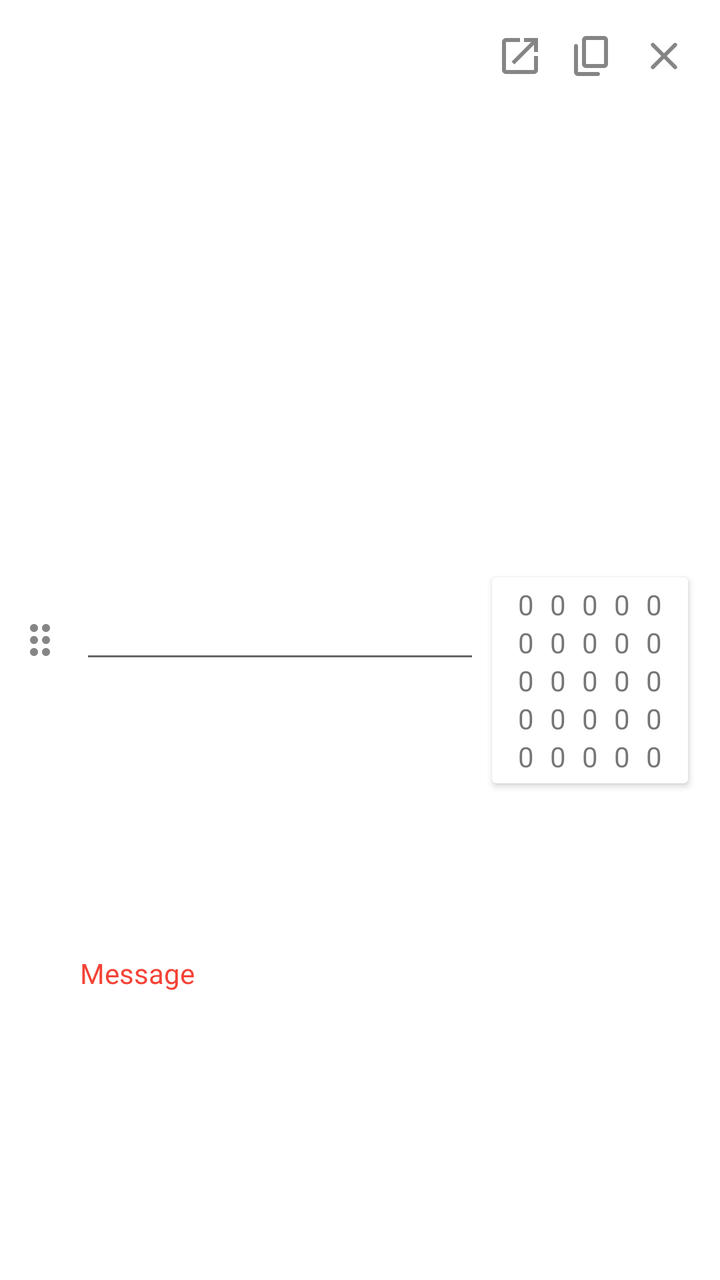
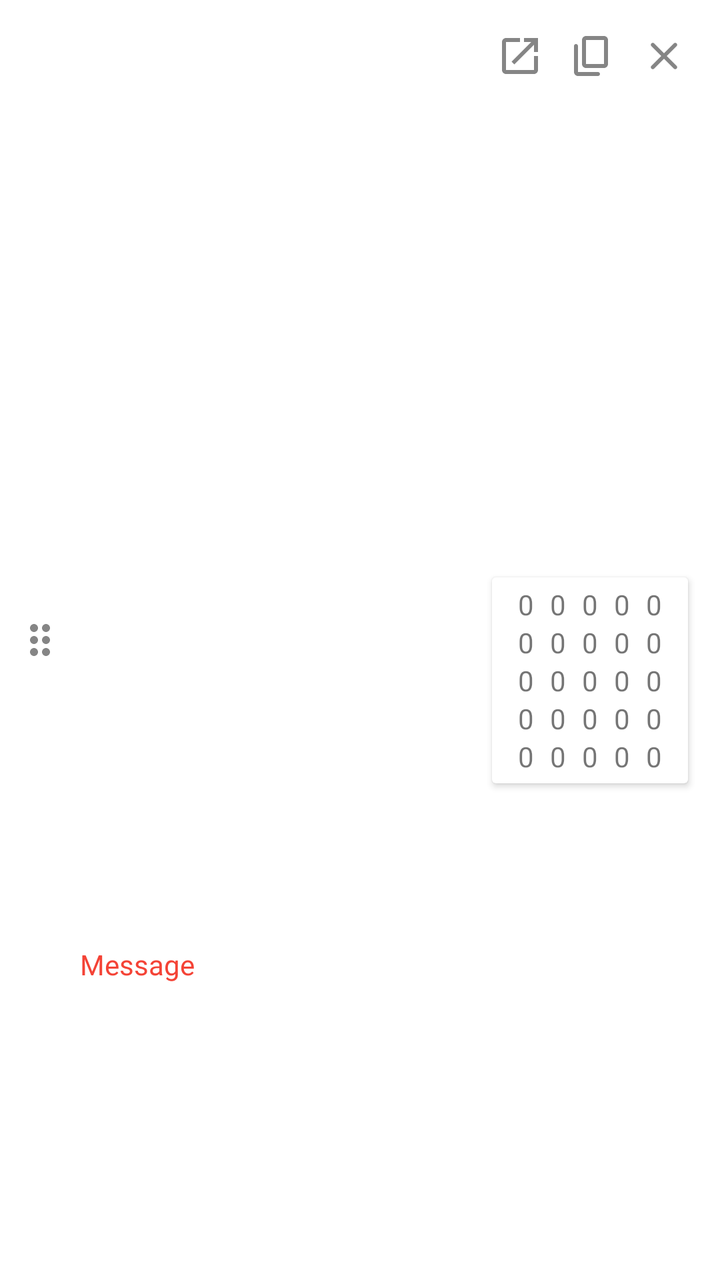

The first picture is an Android layout as it rendered before a commit; the second is the same layout after the commit. The layout source and the unified diff follow.
<!-- AndroidManifest.xml: application theme Theme.Matscape -->
<!-- res/layout/item_result_card.xml -->
<?xml version="1.0" encoding="utf-8"?>
<androidx.constraintlayout.widget.ConstraintLayout xmlns:android="http://schemas.android.com/apk/res/android"
    xmlns:app="http://schemas.android.com/apk/res-auto"
    xmlns:tools="http://schemas.android.com/tools"
    android:layout_width="match_parent"
    android:layout_height="wrap_content"
    android:background="@color/white"
    android:minHeight="60dp"
    android:id="@+id/ResultCardCL">


    <ImageView
        android:id="@+id/resultCardDragButton"
        android:layout_width="wrap_content"
        android:layout_height="0px"
        android:layout_marginStart="8dp"
        android:layout_marginTop="8dp"
        android:layout_marginBottom="8dp"
        android:contentDescription="@string/desc_drag_result"
        android:src="@drawable/ic_result_card_drag"
        app:layout_constraintBottom_toBottomOf="parent"
        app:layout_constraintStart_toStartOf="parent"
        app:layout_constraintTop_toTopOf="parent" />


    <EditText
        android:id="@+id/ExpressionField"
        android:layout_width="0dp"
        android:layout_height="wrap_content"
        android:layout_marginStart="8dp"
        android:layout_marginEnd="8dp"
        app:layout_constraintBottom_toBottomOf="@+id/resultCardDragButton"
        app:layout_constraintEnd_toStartOf="@+id/AddResultMatrixButton"
        app:layout_constraintHorizontal_bias="0.0"
        app:layout_constraintStart_toEndOf="@+id/resultCardDragButton"
        app:layout_constraintTop_toTopOf="parent"
        android:inputType="text"
        tools:ignore="LabelFor"
        android:importantForAutofill="no" />

    <TextView
        android:id="@+id/ResultCardMessage"
        android:layout_width="wrap_content"
        android:layout_height="wrap_content"
        android:text="@string/placeholder_result_msg"
        android:textColor="#F44336"
        android:layout_marginBottom="4dp"
        app:layout_constraintBottom_toBottomOf="parent"
        app:layout_constraintStart_toStartOf="@+id/ExpressionField"
        app:layout_constraintTop_toBottomOf="@+id/ExpressionField" />

    <ImageView
        android:id="@+id/DeleteResultButton"
        android:layout_width="wrap_content"
        android:layout_height="wrap_content"
        android:layout_marginTop="16dp"
        android:layout_marginEnd="16dp"
        android:background="?attr/selectableItemBackgroundBorderless"
        android:clickable="true"
        android:contentDescription="@string/desc_delete_result"
        android:focusable="true"
        android:src="@drawable/ic_result_card_delete"
        app:layout_constraintEnd_toEndOf="parent"
        app:layout_constraintTop_toTopOf="parent"
        tools:ignore="TouchTargetSizeCheck" />

    <androidx.cardview.widget.CardView
        android:id="@+id/cardView2"
        android:layout_width="wrap_content"
        android:layout_height="wrap_content"
        android:layout_marginTop="16dp"
        android:layout_marginBottom="16dp"
        android:layout_marginEnd="16dp"
        android:clickable="true"
        android:focusable="true"
        app:layout_constraintBottom_toBottomOf="parent"
        app:layout_constraintEnd_toEndOf="parent"
        app:layout_constraintTop_toBottomOf="@+id/DeleteResultButton">

        <androidx.constraintlayout.widget.ConstraintLayout
            android:layout_width="match_parent"
            android:layout_height="match_parent"
            android:padding="4dp">

            <androidx.constraintlayout.widget.Guideline
                android:id="@+id/guideline3"
                android:layout_width="wrap_content"
                android:layout_height="wrap_content"
                android:orientation="vertical"
                app:layout_constraintGuide_begin="5dp" />

            <LinearLayout
                android:id="@+id/linearLayout6"
                android:layout_width="wrap_content"
                android:layout_height="wrap_content"
                android:gravity="center"
                android:orientation="vertical"
                app:layout_constraintBottom_toBottomOf="parent"
                app:layout_constraintEnd_toStartOf="@+id/linearLayout7"
                app:layout_constraintHorizontal_bias="0.5"
                app:layout_constraintStart_toStartOf="@+id/guideline3"
                app:layout_constraintTop_toTopOf="parent">

                <TextView
                    style="@style/MatrixCardsMatrixText"
                    android:text="@string/placeholder_matrix_text" />

                <TextView
                    style="@style/MatrixCardsMatrixText"
                    android:text="@string/placeholder_matrix_text" />

                <TextView
                    style="@style/MatrixCardsMatrixText"
                    android:text="@string/placeholder_matrix_text" />

                <TextView
                    style="@style/MatrixCardsMatrixText"
                    android:text="@string/placeholder_matrix_text" />

                <TextView
                    style="@style/MatrixCardsMatrixText"
                    android:text="@string/placeholder_matrix_text" />

            </LinearLayout>

            <LinearLayout
                android:id="@+id/linearLayout7"
                android:layout_width="wrap_content"
                android:layout_height="wrap_content"
                android:gravity="center"
                android:orientation="vertical"
                app:layout_constraintBottom_toBottomOf="parent"
                app:layout_constraintEnd_toStartOf="@+id/linearLayout8"
                app:layout_constraintHorizontal_bias="0.5"
                app:layout_constraintStart_toEndOf="@+id/linearLayout6"
                app:layout_constraintTop_toTopOf="parent">

                <TextView
                    style="@style/MatrixCardsMatrixText"
                    android:text="@string/placeholder_matrix_text" />

                <TextView
                    style="@style/MatrixCardsMatrixText"
                    android:text="@string/placeholder_matrix_text" />

                <TextView
                    style="@style/MatrixCardsMatrixText"
                    android:text="@string/placeholder_matrix_text" />

                <TextView
                    style="@style/MatrixCardsMatrixText"
                    android:text="@string/placeholder_matrix_text" />

                <TextView
                    style="@style/MatrixCardsMatrixText"
                    android:text="@string/placeholder_matrix_text" />

            </LinearLayout>

            <LinearLayout
                android:id="@+id/linearLayout8"
                android:layout_width="wrap_content"
                android:layout_height="wrap_content"
                android:gravity="center"
                android:orientation="vertical"
                app:layout_constraintBottom_toBottomOf="parent"
                app:layout_constraintEnd_toStartOf="@+id/linearLayout9"
                app:layout_constraintHorizontal_bias="0.5"
                app:layout_constraintStart_toEndOf="@+id/linearLayout7"
                app:layout_constraintTop_toTopOf="parent">

                <TextView
                    style="@style/MatrixCardsMatrixText"
                    android:text="@string/placeholder_matrix_text" />

                <TextView
                    style="@style/MatrixCardsMatrixText"
                    android:text="@string/placeholder_matrix_text" />

                <TextView
                    style="@style/MatrixCardsMatrixText"
                    android:text="@string/placeholder_matrix_text" />

                <TextView
                    style="@style/MatrixCardsMatrixText"
                    android:text="@string/placeholder_matrix_text" />

                <TextView
                    style="@style/MatrixCardsMatrixText"
                    android:text="@string/placeholder_matrix_text" />

            </LinearLayout>

            <LinearLayout
                android:id="@+id/linearLayout9"
                android:layout_width="wrap_content"
                android:layout_height="wrap_content"
                android:gravity="center"
                android:orientation="vertical"
                app:layout_constraintBottom_toBottomOf="parent"
                app:layout_constraintEnd_toStartOf="@+id/linearLayout10"
                app:layout_constraintHorizontal_bias="0.5"
                app:layout_constraintStart_toEndOf="@+id/linearLayout8"
                app:layout_constraintTop_toTopOf="parent">

                <TextView
                    style="@style/MatrixCardsMatrixText"
                    android:text="@string/placeholder_matrix_text" />

                <TextView
                    style="@style/MatrixCardsMatrixText"
                    android:text="@string/placeholder_matrix_text" />

                <TextView
                    style="@style/MatrixCardsMatrixText"
                    android:text="@string/placeholder_matrix_text" />

                <TextView
                    style="@style/MatrixCardsMatrixText"
                    android:text="@string/placeholder_matrix_text" />

                <TextView
                    style="@style/MatrixCardsMatrixText"
                    android:text="@string/placeholder_matrix_text" />

            </LinearLayout>

            <LinearLayout
                android:id="@+id/linearLayout10"
                android:layout_width="wrap_content"
                android:layout_height="wrap_content"
                android:gravity="center"
                android:orientation="vertical"
                app:layout_constraintBottom_toBottomOf="parent"
                app:layout_constraintEnd_toEndOf="@id/guideline4"
                app:layout_constraintHorizontal_bias="0.5"
                app:layout_constraintStart_toEndOf="@+id/linearLayout9"
                app:layout_constraintTop_toTopOf="parent">

                <TextView
                    style="@style/MatrixCardsMatrixText"
                    android:text="@string/placeholder_matrix_text" />

                <TextView
                    style="@style/MatrixCardsMatrixText"
                    android:text="@string/placeholder_matrix_text" />

                <TextView
                    style="@style/MatrixCardsMatrixText"
                    android:text="@string/placeholder_matrix_text" />

                <TextView
                    style="@style/MatrixCardsMatrixText"
                    android:text="@string/placeholder_matrix_text" />

                <TextView
                    style="@style/MatrixCardsMatrixText"
                    android:text="@string/placeholder_matrix_text" />

            </LinearLayout>

            <androidx.constraintlayout.widget.Guideline
                android:id="@+id/guideline4"
                android:layout_width="wrap_content"
                android:layout_height="wrap_content"
                android:orientation="vertical"
                app:layout_constraintGuide_end="5dp" />

        </androidx.constraintlayout.widget.ConstraintLayout>
    </androidx.cardview.widget.CardView>

    <ImageView
        android:id="@+id/CopyResultButton"
        android:layout_width="wrap_content"
        android:layout_height="wrap_content"
        android:layout_marginEnd="12dp"
        android:background="?attr/selectableItemBackgroundBorderless"
        android:clickable="true"
        android:focusable="true"
        android:src="@drawable/ic_mat_card_copy"
        app:layout_constraintBottom_toBottomOf="@+id/DeleteResultButton"
        app:layout_constraintEnd_toStartOf="@+id/DeleteResultButton"
        app:layout_constraintTop_toTopOf="@+id/DeleteResultButton"
        android:contentDescription="@string/desc_copy_result" />

    <ImageView
        android:id="@+id/AddResultMatrixButton"
        android:layout_width="wrap_content"
        android:layout_height="wrap_content"
        android:layout_marginEnd="12dp"
        android:background="?attr/selectableItemBackgroundBorderless"
        android:clickable="true"
        android:focusable="true"

        android:src="@drawable/ic_result_add_matrix"
        app:layout_constraintBottom_toBottomOf="@+id/DeleteResultButton"
        app:layout_constraintEnd_toStartOf="@+id/CopyResultButton"
        app:layout_constraintTop_toTopOf="@+id/DeleteResultButton"
        android:contentDescription="@string/desc_add_result_matrix" />

</androidx.constraintlayout.widget.ConstraintLayout>
<!-- resources referenced by this layout -->
<resources>
  <color name="white">#FFFFFFFF</color>
  <!-- drawable ic_mat_card_copy (drawable) -->
  <vector android:alpha="0.8" android:height="24dp"
      android:tint="?attr/colorControlNormal" android:viewportHeight="24"
      android:viewportWidth="24" android:width="24dp" xmlns:android="http://schemas.android.com/apk/res/android">
      <path android:fillColor="@android:color/white" android:pathData="M15,20H5V7c0,-0.55 -0.45,-1 -1,-1h0C3.45,6 3,6.45 3,7v13c0,1.1 0.9,2 2,2h10c0.55,0 1,-0.45 1,-1v0C16,20.45 15.55,20 15,20zM20,16V4c0,-1.1 -0.9,-2 -2,-2H9C7.9,2 7,2.9 7,4v12c0,1.1 0.9,2 2,2h9C19.1,18 20,17.1 20,16zM18,16H9V4h9V16z"/>
  </vector>
  <!-- drawable ic_result_add_matrix (drawable) -->
  <vector android:alpha="0.8" android:autoMirrored="true"
      android:height="24dp" android:tint="?attr/colorControlNormal"
      android:viewportHeight="24" android:viewportWidth="24"
      android:width="24dp" xmlns:android="http://schemas.android.com/apk/res/android">
      <path android:fillColor="@android:color/white" android:pathData="M19,19H5V5h7V3H5c-1.11,0 -2,0.9 -2,2v14c0,1.1 0.89,2 2,2h14c1.1,0 2,-0.9 2,-2v-7h-2v7zM14,3v2h3.59l-9.83,9.83 1.41,1.41L19,6.41V10h2V3h-7z"/>
  </vector>
  <!-- drawable ic_result_card_delete (drawable) -->
  <vector android:alpha="0.8" android:height="24dp"
      android:tint="?attr/colorControlNormal" android:viewportHeight="24"
      android:viewportWidth="24" android:width="24dp" xmlns:android="http://schemas.android.com/apk/res/android">
      <path android:fillColor="@android:color/white" android:pathData="M18.3,5.71c-0.39,-0.39 -1.02,-0.39 -1.41,0L12,10.59 7.11,5.7c-0.39,-0.39 -1.02,-0.39 -1.41,0 -0.39,0.39 -0.39,1.02 0,1.41L10.59,12 5.7,16.89c-0.39,0.39 -0.39,1.02 0,1.41 0.39,0.39 1.02,0.39 1.41,0L12,13.41l4.89,4.89c0.39,0.39 1.02,0.39 1.41,0 0.39,-0.39 0.39,-1.02 0,-1.41L13.41,12l4.89,-4.89c0.38,-0.38 0.38,-1.02 0,-1.4z"/>
  </vector>
  <string name="desc_add_result_matrix">Add result card as new Matrix</string>
  
      //for ChangeMatrix Activity
  <string name="desc_copy_result">Copy Result Card</string>
  <string name="desc_delete_result">Delete this result</string>
  <string name="desc_drag_result">Result Card Drag Handle</string>
  <string name="placeholder_matrix_text">0</string>
  <string name="placeholder_result_msg">Message</string>
  <style name="MatrixCardsMatrixText">
          <item name="android:layout_width">wrap_content</item>
          <item name="android:layout_height">wrap_content</item>
          <item name="android:text">@string/placeholder_matrix_text</item>
          <item name="android:layout_marginStart">4dp</item>
          <item name="android:layout_marginEnd">4dp</item>
          <item name="android:textSize">14sp</item>
      </style>
  
      //for ChangeMatrix Matrix Fields linear layouts
  <style name="Theme.Matscape" parent="Theme.MaterialComponents.DayNight.NoActionBar">
          
          <item name="colorPrimary">@color/purple_500</item>
          <item name="colorPrimaryVariant">@color/purple_700</item>
          <item name="colorOnPrimary">@color/white</item>
          
          <item name="colorSecondary">@color/teal_200</item>
          <item name="colorSecondaryVariant">@color/teal_700</item>
          <item name="colorOnSecondary">@color/black</item>
          
          <item name="android:statusBarColor" tools:targetApi="l">?attr/colorPrimaryVariant</item>
          
      </style>
  <color name="purple_500">#FF6200EE</color>
  <color name="purple_700">#FF3700B3</color>
  <color name="teal_200">#FF03DAC5</color>
  <color name="teal_700">#FF018786</color>
  <color name="black">#FF000000</color>
  <!-- unchanged entries left out for length: 1 -->
</resources>

<!-- the commit's change to res/layout/item_result_card.xml (unified diff, before → after) -->
@@ -29,6 +29,7 @@
         android:layout_height="wrap_content"
         android:layout_marginStart="8dp"
         android:layout_marginEnd="8dp"
+        android:background="@null"
         app:layout_constraintBottom_toBottomOf="@+id/resultCardDragButton"
         app:layout_constraintEnd_toStartOf="@+id/AddResultMatrixButton"
         app:layout_constraintHorizontal_bias="0.0"
